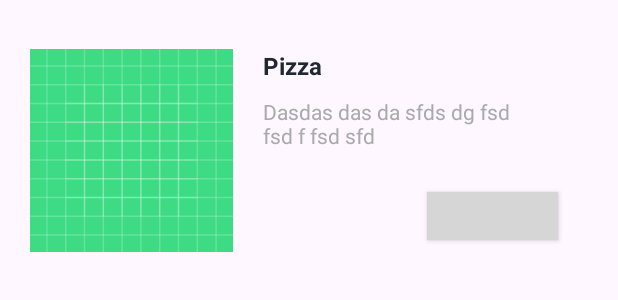
After one commit to Sominisadssadd/CoockingLooping, an Android app: the layout dish_item.xml on its own in the app's theme, with its tools: preview values and no code run, on a phone screen of 412 x 824 dp. The commit adds this screen. Shown: the top 300 px of the screen. Run offline under Robolectric (Android 15) with nearby library versions, the phone set to English and light mode, and no system bars; grey boxes are pictures that could not be loaded.

Commit message:
release adapter for main recyclerView

```diff
--- a/app/src/main/java/com/example/coockinglooping/presentation/ui/mainscreen/viewmodel/MainScreenViewModel.kt
+++ b/app/src/main/java/com/example/coockinglooping/presentation/ui/mainscreen/viewmodel/MainScreenViewModel.kt
@@ -67,7 +67,7 @@ class MainScreenViewModel(context: Context) : ViewModel() {
             .launchIn(viewModelScope)
     }
 
-    fun loadDataFromApi() {
+    private fun loadDataFromApi() {
         useCaseGetAllDishesFromApi()
             .onStart {
                 _stateList.value = MainScreenState.Loading(true)
@@ -85,6 +85,7 @@ class MainScreenViewModel(context: Context) : ViewModel() {
     }
 
     fun loadDataFromDataBase() {
+        loadDataFromApi()
         useCaseGetAllDishesFromDb()
             .onStart {
                 _stateList.value = MainScreenState.Loading(true)
--- /dev/null
+++ b/app/src/main/res/layout/dish_item.xml
@@ -0,0 +1,54 @@
+<?xml version="1.0" encoding="utf-8"?>
+<androidx.constraintlayout.widget.ConstraintLayout xmlns:android="http://schemas.android.com/apk/res/android"
+    xmlns:app="http://schemas.android.com/apk/res-auto"
+    xmlns:tools="http://schemas.android.com/tools"
+    android:layout_width="match_parent"
+    android:layout_height="160dp"
+    android:layout_margin="20dp">
+
+    <ImageView
+        android:id="@+id/imageViewDish"
+        android:layout_width="135dp"
+        android:layout_height="135dp"
+        tools:src="@drawable/ic_launcher_background"
+        app:layout_constraintBottom_toBottomOf="parent"
+        app:layout_constraintStart_toStartOf="parent"
+        app:layout_constraintTop_toTopOf="parent" />
+
+    <TextView
+        android:id="@+id/textViewTitle"
+        android:layout_width="wrap_content"
+        android:layout_height="wrap_content"
+        android:layout_marginLeft="20dp"
+        android:textColor="#222831"
+        android:textSize="16sp"
+        android:textStyle="bold"
+        app:layout_constraintStart_toEndOf="@id/imageViewDish"
+        app:layout_constraintTop_toTopOf="@id/imageViewDish"
+        tools:text="Pizza" />
+
+    <TextView
+        android:id="@+id/textViewDescription"
+        android:layout_width="171dp"
+        android:layout_height="wrap_content"
+        android:layout_marginTop="10dp"
+        android:textColor="#AAAAAD"
+        android:textSize="14sp"
+        app:layout_constraintStart_toStartOf="@id/textViewTitle"
+        app:layout_constraintTop_toBottomOf="@id/textViewTitle"
+        tools:text="Dasdas das da sfds dg fsd fsd f fsd sfd" />
+
+    <androidx.appcompat.widget.AppCompatButton
+        android:id="@+id/buttonOrderProduct"
+        android:layout_width="87dp"
+        android:layout_height="32dp"
+        android:layout_margin="20dp"
+        android:background="@drawable/buttom_circle_border_background"
+        android:textColor="#FD3A69"
+        android:textSize="13sp"
+        app:layout_constraintBottom_toBottomOf="parent"
+        app:layout_constraintEnd_toEndOf="parent"
+        tools:text="от 1000 Р" />
+
+
+</androidx.constraintlayout.widget.ConstraintLayout>
--- a/app/src/main/res/layout/main_fragment.xml
+++ b/app/src/main/res/layout/main_fragment.xml
@@ -1,11 +1,13 @@
 <?xml version="1.0" encoding="utf-8"?>
 <androidx.constraintlayout.widget.ConstraintLayout xmlns:android="http://schemas.android.com/apk/res/android"
+    xmlns:tools="http://schemas.android.com/tools"
     android:layout_width="match_parent"
     android:layout_height="match_parent">
 
-    <TextView
+    <androidx.recyclerview.widget.RecyclerView
+        android:id="@+id/recyclerDishes"
         android:layout_width="match_parent"
         android:layout_height="match_parent"
-        android:text="main"/>
+        tools:listitem="@layout/dish_item" />
 
 </androidx.constraintlayout.widget.ConstraintLayout>
```
Also changed, not shown: app/src/main/java/com/example/coockinglooping/domain/usecase/UseCaseGetAllDishesFromDb.kt (+9 -2 lines), app/src/main/java/com/example/coockinglooping/presentation/ui/mainscreen/MainFragment.kt (+41 -1 lines), app/src/main/java/com/example/coockinglooping/presentation/ui/mainscreen/adapter/DiffUtilsCallBackDish.kt (added, +12 -0 lines), app/src/main/java/com/example/coockinglooping/presentation/ui/mainscreen/adapter/DishAdapter.kt (added, +31 -0 lines).
